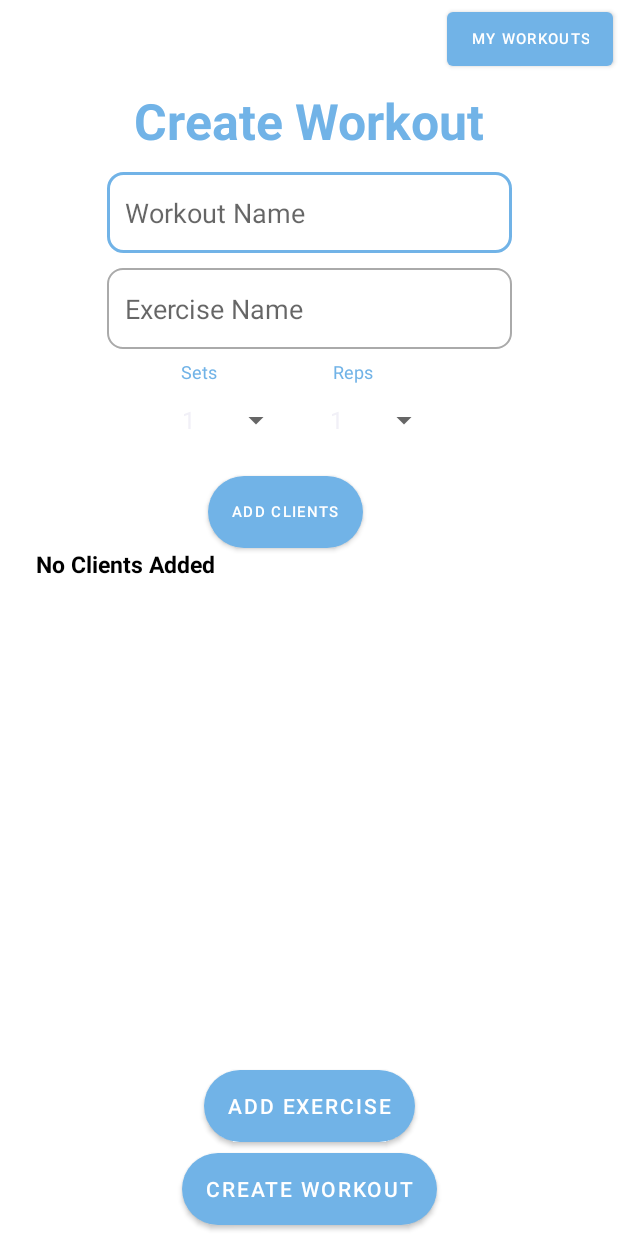
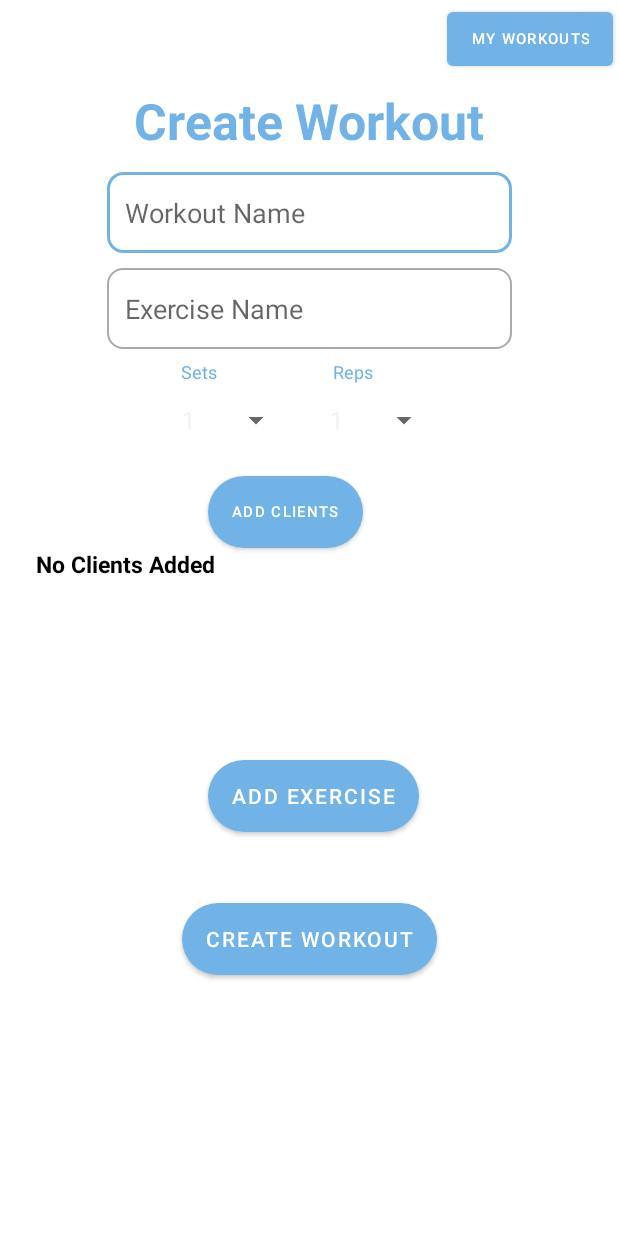
Before and after one commit to ivanstisins/YourPTNotebook, an Android app: the create_workout screen opened directly, with no data from a screen before it, on a phone screen of 412 x 824 dp. Run offline under Robolectric (Android 15) with nearby library versions, the light colour scheme and no system bars; our stand-ins replace Firebase (no records; nobody signed in at launch, a user with empty details on screens opened directly).

Commit message:
fixed 1 layout issue

```diff
--- a/app/src/main/res/layout/activity_create_workout.xml
+++ b/app/src/main/res/layout/activity_create_workout.xml
@@ -30,25 +30,26 @@
         android:id="@+id/addExercise"
         android:layout_width="wrap_content"
         android:layout_height="wrap_content"
-        android:layout_marginBottom="7dp"
+        android:layout_marginTop="12dp"
         android:background="@drawable/custom_button2"
         android:text="Add Exercise"
-        app:layout_constraintBottom_toTopOf="@+id/createWorkout"
         app:layout_constraintEnd_toEndOf="parent"
-        app:layout_constraintHorizontal_bias="0.5"
-        app:layout_constraintStart_toStartOf="parent" />
+        app:layout_constraintHorizontal_bias="0.512"
+        app:layout_constraintStart_toStartOf="parent"
+        app:layout_constraintTop_toBottomOf="@+id/ExerciseList" />
 
     <Button
         android:id="@+id/createWorkout"
         android:layout_width="wrap_content"
         android:layout_height="wrap_content"
-        android:layout_marginBottom="7dp"
+        android:layout_marginBottom="5dp"
         android:background="@drawable/custom_button2"
         android:text="Create workout"
         app:layout_constraintBottom_toBottomOf="parent"
         app:layout_constraintEnd_toEndOf="parent"
-        app:layout_constraintHorizontal_bias="0.5"
-        app:layout_constraintStart_toStartOf="parent" />
+        app:layout_constraintStart_toStartOf="parent"
+        app:layout_constraintTop_toBottomOf="@+id/addExercise"
+        app:layout_constraintVertical_bias="0.219" />
 
     <Spinner
         android:id="@+id/setSetsSpinner"
@@ -94,12 +95,12 @@
         android:layout_width="0dp"
         android:layout_height="100dp"
         android:layout_marginStart="6dp"
+        android:layout_marginTop="8dp"
         android:layout_marginEnd="6dp"
-        android:layout_marginBottom="53dp"
-        app:layout_constraintBottom_toBottomOf="@+id/addExercise"
         app:layout_constraintEnd_toEndOf="parent"
-        app:layout_constraintHorizontal_bias="0.769"
-        app:layout_constraintStart_toStartOf="parent" />
+        app:layout_constraintHorizontal_bias="0.0"
+        app:layout_constraintStart_toStartOf="parent"
+        app:layout_constraintTop_toBottomOf="@+id/list_clients_for_workout" />
 
     <TextView
         android:id="@+id/title"
@@ -147,15 +148,12 @@
         android:layout_width="wrap_content"
         android:layout_height="wrap_content"
         android:layout_marginStart="24dp"
-        android:layout_marginBottom="24dp"
         android:text="No Clients Added"
         android:textColor="@color/black"
         android:textSize="15dp"
         android:textStyle="bold"
-        app:layout_constraintBottom_toTopOf="@+id/ExerciseList"
         app:layout_constraintStart_toStartOf="parent"
-        app:layout_constraintTop_toBottomOf="@+id/add_client_to_workout_button"
-        app:layout_constraintVertical_bias="0.0" />
+        app:layout_constraintTop_toBottomOf="@+id/add_client_to_workout_button" />
 
     <TextView
         android:id="@+id/identifySets"
```
